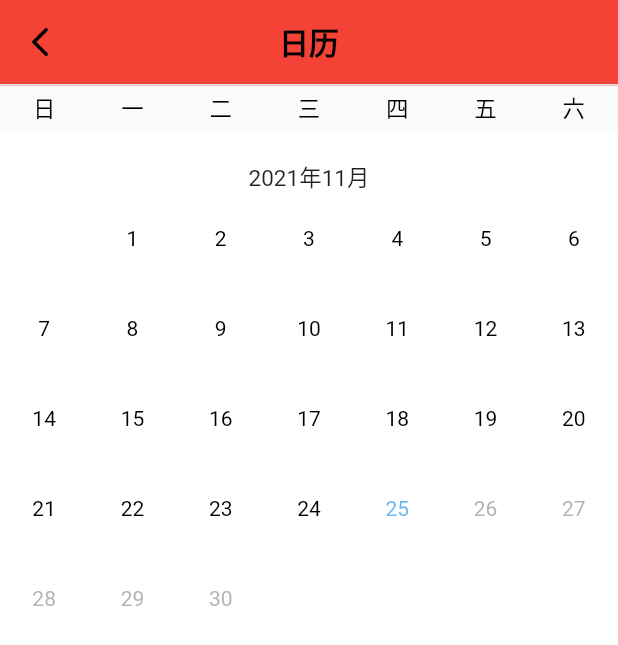
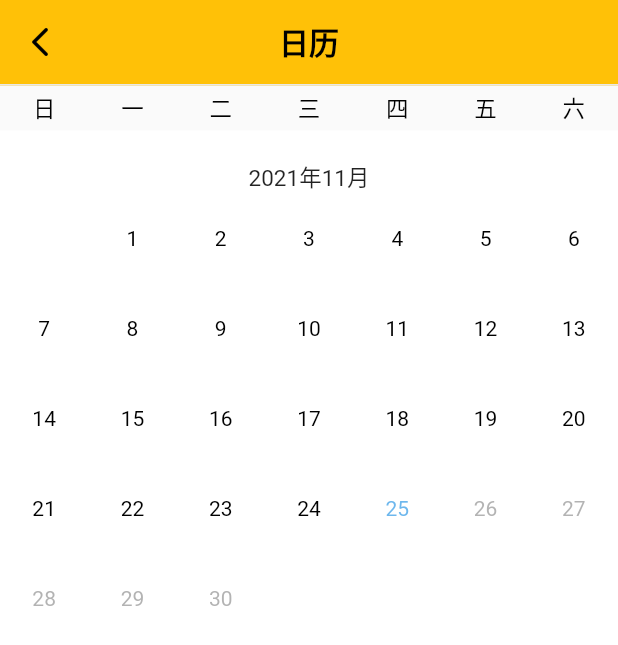
Before and after one commit to Ein-xinlong/flutter_text, a Flutter app: the CalendarPage screen opened by its route, on a phone screen of 412 x 824 dp. Shown: the top 645 px of the screen. Run offline on Flutter 3.47's test engine with Material 2 defaults, Android fonts, the phone set to English and light mode, and no system bars; our stand-ins replace cookie_jar, dio, dio_cookie_manager, webview_flutter; missing offline and left inert: common_utils, tts.

Commit message:
添加自定义toolbar颜色

```diff
--- a/lib/calendar.dart
+++ b/lib/calendar.dart
@@ -23,6 +23,7 @@ class _CalendarPageState extends State<CalendarPage> {
     return Scaffold(
       appBar: AnAppbar(
         titleContent: "日历",
+          color:Colors.amber,
         backPressCallback: (){
           Navigator.pop(context);
         }
--- a/lib/commitUI/appbar.dart
+++ b/lib/commitUI/appbar.dart
@@ -8,16 +8,18 @@ class AnAppbar {
   Widget titleWidget; //中间位置widget
   Function backPressCallback; //为null，则不展示返回
   Widget actionWidget; //右侧action
-
+  Color color;//background颜色
   AnAppbar(
       {this.titleContent,
         this.titleWidget,
         this.backPressCallback,
-        this.actionWidget});
+        this.actionWidget,
+        this.color
+      });
 
   AppBar buildAppBar() {
     return AppBar(
-        backgroundColor: Colors.red,
+        backgroundColor: color==null?Colors.red:color,
         elevation: 0,
         bottom: PreferredSize(
           preferredSize: Size.fromHeight(1),
--- a/pubspec.yaml
+++ b/pubspec.yaml
@@ -15,7 +15,7 @@ publish_to: 'none' # Remove this line if you wish to publish to pub.dev
 # In iOS, build-name is used as CFBundleShortVersionString while build-number used as CFBundleVersion.
 # Read more about iOS versioning at
 # https://developer.apple.com/library/archive/documentation/General/Reference/InfoPlistKeyReference/Articles/CoreFoundationKeys.html
-version: 1.0.0+6
+version: 1.0.0+7
 
 environment:
   sdk: ">=2.7.0 <3.0.0"
```
Also changed, not shown: 1 other file.
